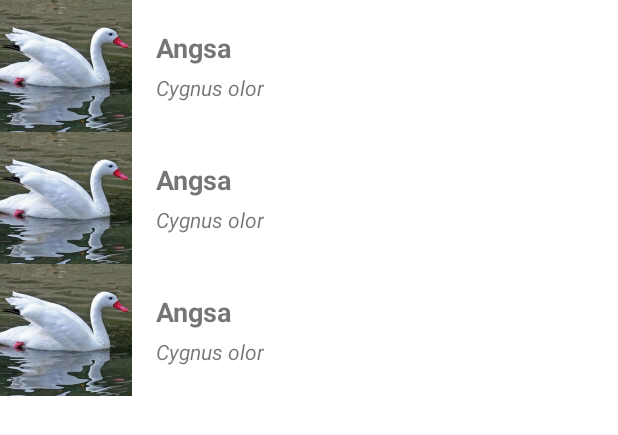
After one commit to D3IF-Cool/4301-galeri-hewan-romegaarini, an Android app: the layout fragment_main.xml on its own in the app's theme, with its tools: preview values and no code run, on a phone screen of 412 x 824 dp. The commit adds this screen. Shown: the top 435 px of the screen. Run offline under Robolectric (Android 15) with nearby library versions, the phone set to English and light mode, and no system bars.

Commit message:
3.1.Refactor fitur main ke fragment

```diff
--- a/app/src/main/java/Hewan.kt
+++ /dev/null
@@ -1,5 +0,0 @@
-data class Hewan(
-        val nama: String,
-        val namaLatin: String,
-        val imageResId: Int
-)
--- a/app/src/main/java/MainAdapter.kt
+++ b/app/src/main/java/MainAdapter.kt
@@ -2,6 +2,7 @@ import android.view.LayoutInflater
 import android.view.ViewGroup
 import androidx.recyclerview.widget.RecyclerView
 import org.d3if0031.galerihewan.databinding.ListItemBinding
+import org.d3if0031.galerihewan.model.Hewan
 
 class MainAdapter(private val data: List<Hewan>) :
     RecyclerView.Adapter<MainAdapter.ViewHolder>() {
--- /dev/null
+++ b/app/src/main/java/org/d3if0031/galerihewan/MainFragment.kt
@@ -0,0 +1,4 @@
+package org.d3if0031.galerihewan
+
+class MainFragment {
+}
--- /dev/null
+++ b/app/src/main/res/layout/fragment_main.xml
@@ -0,0 +1,11 @@
+<?xml version="1.0" encoding="utf-8"?>
+<androidx.recyclerview.widget.RecyclerView
+    xmlns:android="http://schemas.android.com/apk/res/android"
+    xmlns:app="http://schemas.android.com/apk/res-auto"
+    xmlns:tools="http://schemas.android.com/tools"
+    android:id="@+id/recyclerView"
+    android:layout_width="match_parent"
+    android:layout_height="match_parent"
+    app:layoutManager="androidx.recyclerview.widget.LinearLayoutManager"
+    tools:context=".MainActivity"
+    tools:listitem="@layout/list_item" />
```
Also changed, not shown: app/src/main/java/org/d3if0031/galerihewan/MainActivity.kt (+2 -32 lines), app/src/main/java/org/d3if0031/galerihewan/model/Hewan.kt (added, +7 -0 lines), app/src/main/java/org/d3if0031/galerihewan/ui/main/MainFragment.kt (added, +48 -0 lines), app/src/main/res/layout/activity_main.xml (+4 -6 lines), 83 other files.
